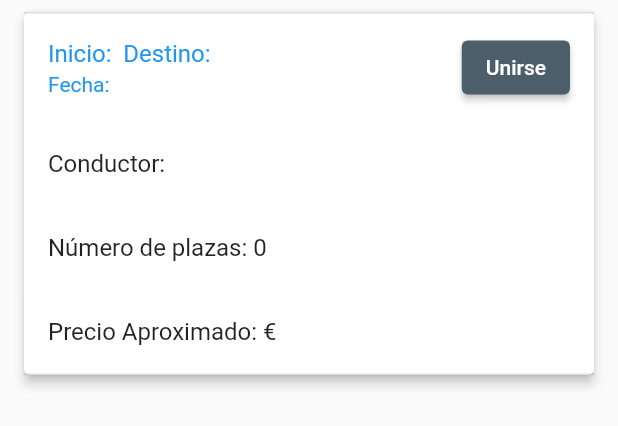
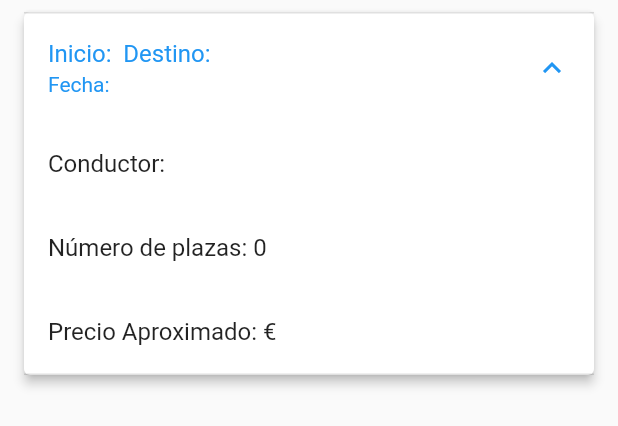
Before and after one commit to PES-GoVolt/GoVolt-FrontEnd, a Flutter app: the RouteCard widget shown alone on an empty page, opened directly with empty values, after a tap on an icon or button, on a phone screen of 412 x 824 dp. Shown: the top 426 px of the screen. Run offline on Flutter 3.47's test engine with Material 2 defaults, Android fonts, the phone set to English and light mode, and no system bars; our stand-ins replace firebase_auth, firebase_core, geolocator, google_maps_flutter, google_sign_in, image_picker and 2 more; missing offline and left inert: flutter_polyline_points; accounts and stored records are empty; network calls fail.

Commit message:
modificación de tarjeta en My Routes

```diff
--- a/govoltfrontend/lib/pages/rutas/main_routes.dart
+++ b/govoltfrontend/lib/pages/rutas/main_routes.dart
@@ -193,7 +193,7 @@ Future<List<Ruta>> _filterRutas() async {
   }
 
   Widget _buildRouteCard({required Ruta ruta}) {
-    return RouteCard(ruta: ruta);
+    return RouteCard(ruta: ruta ,showJoin: _selectedIndex==1);
   }
 
   Widget _buildBottomButton({required String text, required bool selected}) {
--- a/govoltfrontend/lib/pages/rutas/route_card.dart
+++ b/govoltfrontend/lib/pages/rutas/route_card.dart
@@ -3,8 +3,9 @@ import 'package:govoltfrontend/models/rutas.dart';
 
 class RouteCard extends StatelessWidget {
   final Ruta ruta;
+  final bool showJoin;
 
-  RouteCard({required this.ruta});
+  RouteCard({required this.ruta, required this.showJoin});
 
   @override
   Widget build(BuildContext context) {
@@ -12,15 +13,17 @@ class RouteCard extends StatelessWidget {
       elevation: 3,
       margin: const EdgeInsets.symmetric(vertical: 8, horizontal: 16),
       child: ExpansionTile(
-      trailing: ElevatedButton(
+        trailing: showJoin
+            ? ElevatedButton(
                 onPressed: () {
                   // Lógica para unirse a la ruta :)
                 },
                 child: const Text('Unirse'),
                 style: ElevatedButton.styleFrom(
-          backgroundColor:  Color(0xff4d5e6b)
+                  backgroundColor: Color(0xff4d5e6b),
+                ),
               )
-      ),
+            : null,
         title: Text('Inicio: ${ruta.beginning} Destino: ${ruta.destination}'),
         subtitle: Text('Fecha: ${ruta.date}'),
         children: [
@@ -34,9 +37,7 @@ class RouteCard extends StatelessWidget {
             title: Text('Precio Aproximado: €${ruta.price}'),
           ),
         ],
-
       ),
     );
   }
-
 }
```
Lines whose indentation alone changed are shown as unchanged.
